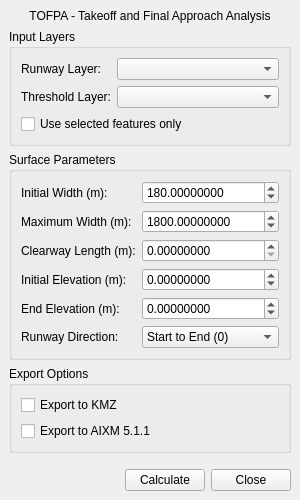
Before: the Qt Designer form tofpa_panel_base.ui in FLYGHT7/tofpa, drawn with Qt 5.
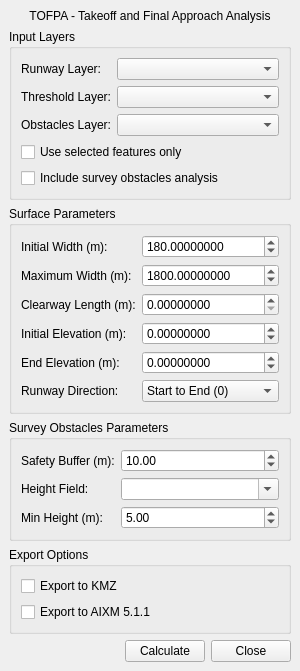
After: the same form once the commit is applied. Custom widgets are drawn as their Qt base class.

Commit message: Enhance TOFPA plugin: Add survey obstacles analysis feature with UI integration for obstacle layer selection, height field mapping, and safety buffer configuration

The edit to the form file:
```diff
--- a/tofpa_panel_base.ui
+++ b/tofpa_panel_base.ui
@@ -51,13 +51,30 @@
        <item row="1" column="1">
         <widget class="QgsMapLayerComboBox" name="thresholdLayerCombo"/>
        </item>
-       <item row="2" column="0" colspan="2">
+       <item row="2" column="0">
+        <widget class="QLabel" name="obstaclesLabel">
+         <property name="text">
+          <string>Obstacles Layer:</string>
+         </property>
+        </widget>
+       </item>
+       <item row="2" column="1">
+        <widget class="QgsMapLayerComboBox" name="obstaclesLayerCombo"/>
+       </item>
+       <item row="3" column="0" colspan="2">
         <widget class="QCheckBox" name="useSelectedFeatureCheckBox">
          <property name="text">
           <string>Use selected features only</string>
          </property>
         </widget>
        </item>
+       <item row="4" column="0" colspan="2">
+        <widget class="QCheckBox" name="includeObstaclesCheckBox">
+         <property name="text">
+          <string>Include survey obstacles analysis</string>
+         </property>
+        </widget>
+       </item>
       </layout>
      </widget>
     </item>
@@ -196,6 +213,75 @@
       </layout>
      </widget>
     </item>
+    <item>
+     <widget class="QGroupBox" name="obstaclesGroup">
+      <property name="title">
+       <string>Survey Obstacles Parameters</string>
+      </property>
+      <layout class="QFormLayout" name="formLayout_3">
+       <item row="0" column="0">
+        <widget class="QLabel" name="obstacleBufferLabel">
+         <property name="text">
+          <string>Safety Buffer (m):</string>
+         </property>
+        </widget>
+       </item>
+       <item row="0" column="1">
+        <widget class="QDoubleSpinBox" name="obstacleBufferSpin">
+         <property name="minimum">
+          <double>0.000000000000000</double>
+         </property>
+         <property name="maximum">
+          <double>1000.000000000000000</double>
+         </property>
+         <property name="decimals">
+          <number>2</number>
+         </property>
+         <property name="value">
+          <double>10.00</double>
+         </property>
+        </widget>
+       </item>
+       <item row="1" column="0">
+        <widget class="QLabel" name="obstacleHeightFieldLabel">
+         <property name="text">
+          <string>Height Field:</string>
+         </property>
+        </widget>
+       </item>
+       <item row="1" column="1">
+        <widget class="QComboBox" name="obstacleHeightFieldCombo">
+         <property name="editable">
+          <bool>true</bool>
+         </property>
+        </widget>
+       </item>
+       <item row="2" column="0">
+        <widget class="QLabel" name="minObstacleHeightLabel">
+         <property name="text">
+          <string>Min Height (m):</string>
+         </property>
+        </widget>
+       </item>
+       <item row="2" column="1">
+        <widget class="QDoubleSpinBox" name="minObstacleHeightSpin">
+         <property name="minimum">
+          <double>0.000000000000000</double>
+         </property>
+         <property name="maximum">
+          <double>1000.000000000000000</double>
+         </property>
+         <property name="decimals">
+          <number>2</number>
+         </property>
+         <property name="value">
+          <double>5.00</double>
+         </property>
+        </widget>
+       </item>
+      </layout>
+     </widget>
+    </item>
     <item>
      <widget class="QGroupBox" name="exportGroup">
       <property name="title">
```
The commit also changes 2 other files.
